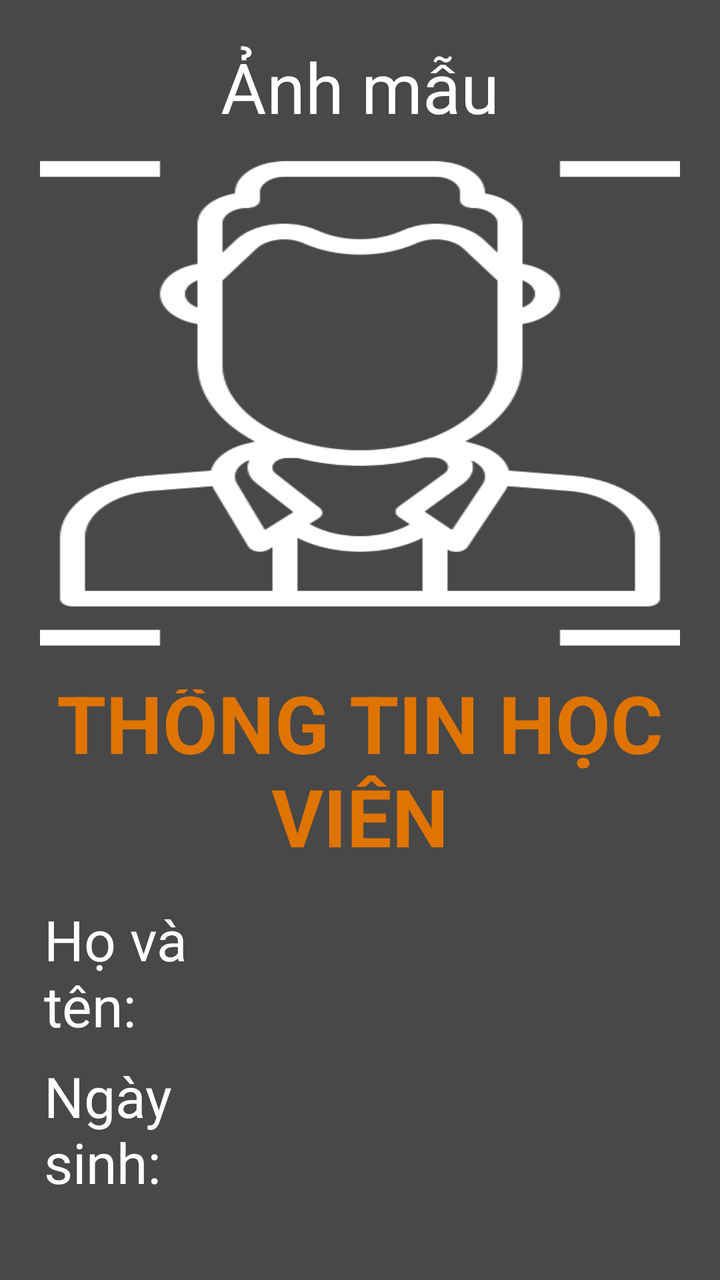
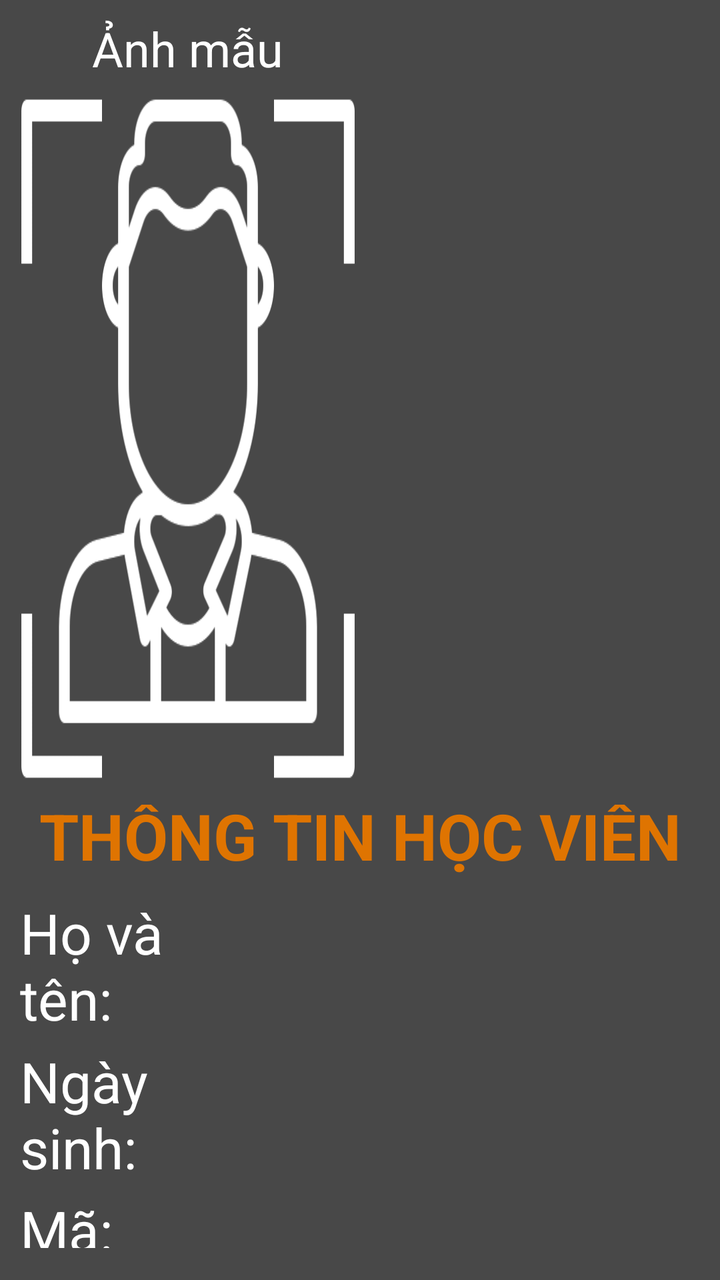

An Android layout rendered at two revisions. The XML below is the earlier revision; the diff shows what the commit changed to produce the second picture.
<!-- AndroidManifest.xml: application theme Theme.Datapp -->
<!-- res/layout/dat_user_info_dialog.xml -->
<?xml version="1.0" encoding="utf-8"?>
<LinearLayout xmlns:android="http://schemas.android.com/apk/res/android"
    android:layout_width="match_parent"
    android:layout_height="wrap_content"
    android:background="#B7000000"
    android:gravity="center_horizontal"
    android:orientation="vertical"
    android:padding="10dp">

    <LinearLayout
        android:layout_width="wrap_content"
        android:layout_height="wrap_content"
        android:orientation="horizontal"
        android:weightSum="2">

        <LinearLayout
            android:layout_width="0dp"
            android:layout_height="wrap_content"
            android:layout_margin="10dp"
            android:layout_weight="1"
            android:gravity="center"
            android:orientation="vertical">

            <TextView
                android:layout_width="wrap_content"
                android:layout_height="wrap_content"
                android:text="Ảnh mẫu"
                android:textColor="@color/white"
                android:textSize="35sp" />

            <ImageView
                android:id="@+id/imgAvatar"
                android:layout_width="400dp"
                android:layout_height="250dp"
                android:layout_marginTop="10dp"
                android:scaleType="fitXY"
                android:src="@drawable/ic_face_recog" />
        </LinearLayout>

        <LinearLayout
            android:id="@+id/vCapture"
            android:layout_width="0dp"
            android:layout_height="wrap_content"
            android:layout_margin="10dp"
            android:layout_weight="1"
            android:gravity="center"
            android:orientation="vertical"
            android:visibility="gone">

            <TextView
                android:layout_width="wrap_content"
                android:layout_height="wrap_content"
                android:gravity="center"
                android:text="Ảnh chụp đăng nhập"
                android:textColor="@color/white"
                android:textSize="35sp" />

            <ImageView
                android:id="@+id/ivCapture"
                android:layout_width="400dp"
                android:layout_height="250dp"
                android:layout_marginTop="10dp"
                android:scaleType="fitXY"
                android:src="@drawable/ic_face_recog" />
        </LinearLayout>
    </LinearLayout>

    <LinearLayout
        android:layout_width="match_parent"
        android:layout_height="wrap_content"
        android:gravity="center"
        android:orientation="vertical"
        android:padding="8dp">

        <TextView
            android:id="@+id/tvTitle"
            android:layout_width="match_parent"
            android:layout_height="wrap_content"
            android:layout_marginBottom="10dp"
            android:gravity="center_horizontal"
            android:text="THÔNG TIN HỌC VIÊN"
            android:textAlignment="center"
            android:textColor="@color/orange"
            android:textSize="40sp"
            android:textStyle="bold" />

        <LinearLayout
            android:layout_width="match_parent"
            android:layout_height="wrap_content"
            android:orientation="horizontal"
            android:padding="4dp">

            <TextView
                android:layout_width="0dp"
                android:layout_height="wrap_content"
                android:layout_weight="1"
                android:text="Họ và tên:"
                android:textColor="@color/white"
                android:textSize="28sp" />

            <TextView
                android:id="@+id/tvFullName"
                android:layout_width="0dp"
                android:layout_height="wrap_content"
                android:layout_weight="2"
                android:textColor="@color/white"
                android:textSize="30sp"
                android:textStyle="bold" />
        </LinearLayout>

        <LinearLayout
            android:layout_width="match_parent"
            android:layout_height="wrap_content"
            android:orientation="horizontal"
            android:padding="4dp">

            <TextView
                android:layout_width="0dp"
                android:layout_height="wrap_content"
                android:layout_weight="1"
                android:text="Ngày sinh:"
                android:textColor="@color/white"
                android:textSize="28sp" />

            <TextView
                android:id="@+id/tvBirthday"
                android:layout_width="0dp"
                android:layout_height="wrap_content"
                android:layout_weight="2"
                android:textColor="@color/white"
                android:textSize="30sp"
                android:textStyle="bold" />
        </LinearLayout>

        <LinearLayout
            android:layout_width="match_parent"
            android:layout_height="wrap_content"
            android:orientation="horizontal"
            android:padding="4dp">

            <TextView
                android:layout_width="0dp"
                android:layout_height="wrap_content"
                android:layout_weight="1"
                android:text="Giới tính:"
                android:textColor="@color/white"
                android:textSize="28sp" />

            <TextView
                android:id="@+id/tvGender"
                android:layout_width="0dp"
                android:layout_height="wrap_content"
                android:layout_weight="2"
                android:textColor="@color/white"
                android:textSize="30sp"
                android:textStyle="bold" />
        </LinearLayout>

        <LinearLayout
            android:layout_width="match_parent"
            android:layout_height="wrap_content"
            android:orientation="horizontal"
            android:padding="4dp">

            <TextView
                android:layout_width="0dp"
                android:layout_height="wrap_content"
                android:layout_weight="1"
                android:text="Số điện thoại:"
                android:textColor="@color/white"
                android:textSize="28sp" />

            <TextView
                android:id="@+id/tvPhoneNumber"
                android:layout_width="0dp"
                android:layout_height="wrap_content"
                android:layout_weight="2"
                android:textColor="@color/white"
                android:textSize="30sp"
                android:textStyle="bold" />
        </LinearLayout>

        <LinearLayout
            android:layout_width="match_parent"
            android:layout_height="wrap_content"
            android:orientation="horizontal"
            android:padding="4dp">

            <TextView
                android:layout_width="0dp"
                android:layout_height="wrap_content"
                android:layout_weight="1"
                android:text="Mã:"
                android:textColor="@color/white"
                android:textSize="28sp" />

            <TextView
                android:id="@+id/tvIdNumber"
                android:layout_width="0dp"
                android:layout_height="wrap_content"
                android:layout_weight="2"
                android:textColor="@color/white"
                android:textSize="30sp"
                android:textStyle="bold" />
        </LinearLayout>

        <LinearLayout
            android:layout_width="match_parent"
            android:layout_height="wrap_content"
            android:orientation="horizontal"
            android:padding="4dp">

            <TextView
                android:layout_width="0dp"
                android:layout_height="wrap_content"
                android:layout_weight="1"
                android:text="Địa chỉ:"
                android:textColor="@color/white"
                android:textSize="28sp" />

            <TextView
                android:id="@+id/tvAddressInfo"
                android:layout_width="0dp"
                android:layout_height="wrap_content"
                android:layout_weight="2"
                android:textColor="@color/white"
                android:textSize="30sp"
                android:textStyle="bold" />
        </LinearLayout>

        <LinearLayout
            android:layout_width="match_parent"
            android:layout_height="wrap_content"
            android:layout_marginTop="10dp"
            android:layout_marginBottom="10dp"
            android:orientation="horizontal"
            android:padding="4dp"
            android:weightSum="2">

            <Button
                android:id="@+id/btCancelDialog"
                android:layout_width="0dp"
                android:layout_height="wrap_content"
                android:layout_marginRight="40dp"
                android:layout_weight="1"
                android:background="@color/white"
                android:text="Hủy bỏ"
                android:textColor="@color/black"
                android:textSize="30sp"
                android:textStyle="bold" />

            <Button
                android:id="@+id/btConfirm"
                android:layout_width="0dp"
                android:layout_height="wrap_content"
                android:layout_weight="1"
                android:background="@color/orange"
                android:text="Đồng ý"
                android:textColor="@color/white"
                android:textSize="30sp"
                android:textStyle="bold" />
        </LinearLayout>
    </LinearLayout>
</LinearLayout>
<!-- resources referenced by this layout -->
<resources>
  <color name="black">#000000</color>
  <color name="orange">#DF7401</color>
  <color name="white">#FFFFFF</color>
  <!-- drawable ic_face_recog: png bitmap (drawable, 28310 bytes) -->
  <style name="Theme.Datapp" parent="Theme.MaterialComponents.DayNight.DarkActionBar">
          
          <item name="colorPrimary">@color/orange</item>
          <item name="colorPrimaryVariant">@color/purple_700</item>
          <item name="colorOnPrimary">@color/white</item>
          <item name="colorOnSurface">@color/white</item>
          <item name="colorSurface">@color/white</item>
          
          <item name="colorSecondary">@color/teal_200</item>
          <item name="colorSecondaryVariant">@color/teal_700</item>
          <item name="colorOnSecondary">@color/black</item>
          
          <item name="android:statusBarColor" tools:targetApi="l">?attr/colorPrimaryVariant</item>
          
          <item name="windowActionBar">false</item>
          <item name="windowNoTitle">true</item>
          <item name="android:windowFullscreen">true</item>
      </style>
  <color name="purple_700">#FF3700B3</color>
  <color name="teal_200">#FF03DAC5</color>
  <color name="teal_700">#FF018786</color>
</resources>

<!-- the commit's change to res/layout/dat_user_info_dialog.xml (unified diff, before → after) -->
@@ -3,12 +3,11 @@
     android:layout_width="match_parent"
     android:layout_height="wrap_content"
     android:background="#B7000000"
-    android:gravity="center_horizontal"
     android:orientation="vertical"
-    android:padding="10dp">
+    android:padding="4dp">
 
     <LinearLayout
-        android:layout_width="wrap_content"
+        android:layout_width="match_parent"
         android:layout_height="wrap_content"
         android:orientation="horizontal"
         android:weightSum="2">
@@ -16,7 +15,7 @@
         <LinearLayout
             android:layout_width="0dp"
             android:layout_height="wrap_content"
-            android:layout_margin="10dp"
+            android:layout_margin="4dp"
             android:layout_weight="1"
             android:gravity="center"
             android:orientation="vertical">
@@ -26,13 +25,13 @@
                 android:layout_height="wrap_content"
                 android:text="Ảnh mẫu"
                 android:textColor="@color/white"
-                android:textSize="35sp" />
+                android:textSize="24sp" />
 
             <ImageView
                 android:id="@+id/imgAvatar"
-                android:layout_width="400dp"
-                android:layout_height="250dp"
-                android:layout_marginTop="10dp"
+                android:layout_width="match_parent"
+                android:layout_height="350dp"
+                android:layout_marginTop="4dp"
                 android:scaleType="fitXY"
                 android:src="@drawable/ic_face_recog" />
         </LinearLayout>
@@ -41,7 +40,7 @@
             android:id="@+id/vCapture"
             android:layout_width="0dp"
             android:layout_height="wrap_content"
-            android:layout_margin="10dp"
+            android:layout_margin="4dp"
             android:layout_weight="1"
             android:gravity="center"
             android:orientation="vertical"
@@ -53,13 +52,13 @@
                 android:gravity="center"
                 android:text="Ảnh chụp đăng nhập"
                 android:textColor="@color/white"
-                android:textSize="35sp" />
+                android:textSize="24sp" />
 
             <ImageView
                 android:id="@+id/ivCapture"
-                android:layout_width="400dp"
-                android:layout_height="250dp"
-                android:layout_marginTop="10dp"
+                android:layout_width="match_parent"
+                android:layout_height="350dp"
+                android:layout_marginTop="4dp"
                 android:scaleType="fitXY"
                 android:src="@drawable/ic_face_recog" />
         </LinearLayout>
@@ -70,25 +69,25 @@
         android:layout_height="wrap_content"
         android:gravity="center"
         android:orientation="vertical"
-        android:padding="8dp">
+        android:padding="4dp">
 
         <TextView
             android:id="@+id/tvTitle"
             android:layout_width="match_parent"
             android:layout_height="wrap_content"
-            android:layout_marginBottom="10dp"
+            android:layout_marginBottom="4dp"
             android:gravity="center_horizontal"
             android:text="THÔNG TIN HỌC VIÊN"
             android:textAlignment="center"
             android:textColor="@color/orange"
-            android:textSize="40sp"
+            android:textSize="32sp"
             android:textStyle="bold" />
 
         <LinearLayout
             android:layout_width="match_parent"
             android:layout_height="wrap_content"
             android:orientation="horizontal"
-            android:padding="4dp">
+            android:padding="2dp">
 
             <TextView
                 android:layout_width="0dp"
@@ -112,7 +111,7 @@
             android:layout_width="match_parent"
             android:layout_height="wrap_content"
             android:orientation="horizontal"
-            android:padding="4dp">
+            android:padding="2dp">
 
             <TextView
                 android:layout_width="0dp"
@@ -136,7 +135,8 @@
             android:layout_width="match_parent"
             android:layout_height="wrap_content"
             android:orientation="horizontal"
-            android:padding="4dp">
+            android:visibility="gone"
+            android:padding="2dp">
 
             <TextView
                 android:layout_width="0dp"
@@ -159,8 +159,9 @@
         <LinearLayout
             android:layout_width="match_parent"
             android:layout_height="wrap_content"
-            android:orientation="horizontal"
-            android:padding="4dp">
+            android:visibility="gone"
+            android:orientation="horizontal"
+            android:padding="2dp">
 
             <TextView
                 android:layout_width="0dp"
@@ -184,7 +185,7 @@
             android:layout_width="match_parent"
             android:layout_height="wrap_content"
             android:orientation="horizontal"
-            android:padding="4dp">
+            android:padding="2dp">
 
             <TextView
                 android:layout_width="0dp"
@@ -208,7 +209,8 @@
             android:layout_width="match_parent"
             android:layout_height="wrap_content"
             android:orientation="horizontal"
-            android:padding="4dp">
+            android:visibility="gone"
+            android:padding="2dp">
 
             <TextView
                 android:layout_width="0dp"
@@ -231,10 +233,10 @@
         <LinearLayout
             android:layout_width="match_parent"
             android:layout_height="wrap_content"
-            android:layout_marginTop="10dp"
-            android:layout_marginBottom="10dp"
-            android:orientation="horizontal"
-            android:padding="4dp"
+            android:layout_marginTop="6dp"
+            android:layout_marginBottom="6dp"
+            android:orientation="horizontal"
+            android:padding="2dp"
             android:weightSum="2">
 
             <Button
